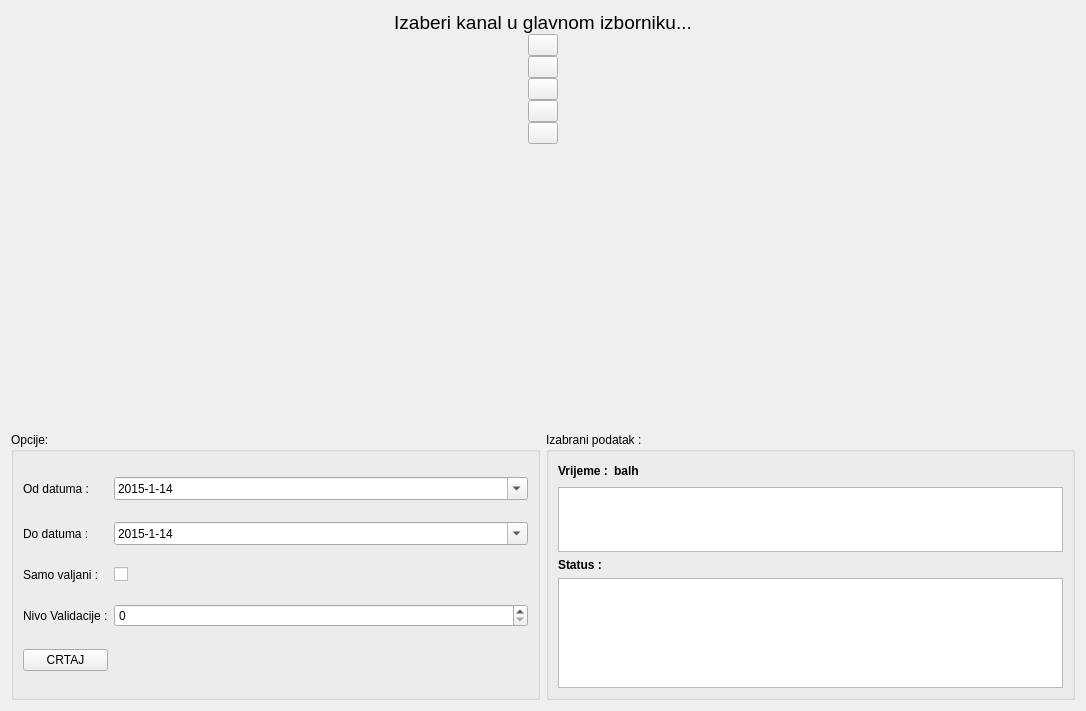
This is app/view/ui_files/visednevni_prikaz.ui in kluksa/kontrola-podataka as Qt 5 draws it before an edit. The edited form follows.
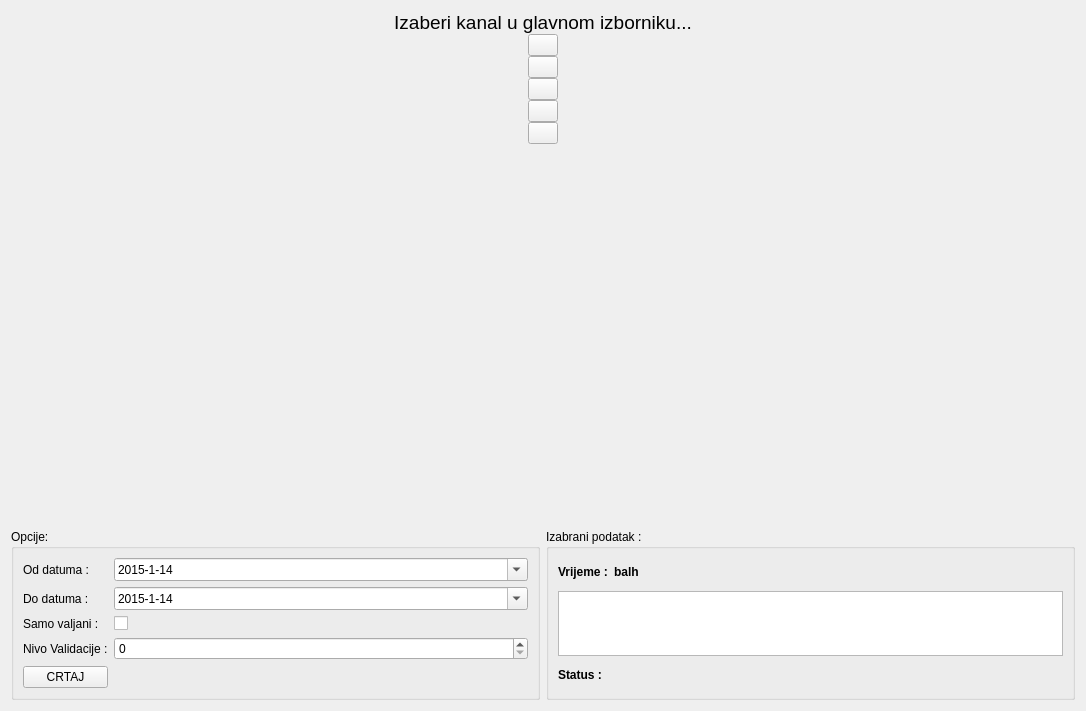
This is the edited form.

Patch:
```diff
--- a/app/view/ui_files/visednevni_prikaz.ui
+++ b/app/view/ui_files/visednevni_prikaz.ui
@@ -387,28 +387,6 @@
           </property>
          </widget>
         </item>
-        <item>
-         <widget class="QTableView" name="restSatniBitView">
-          <property name="sizePolicy">
-           <sizepolicy hsizetype="Expanding" vsizetype="Fixed">
-            <horstretch>0</horstretch>
-            <verstretch>0</verstretch>
-           </sizepolicy>
-          </property>
-          <property name="maximumSize">
-           <size>
-            <width>16777215</width>
-            <height>110</height>
-           </size>
-          </property>
-          <attribute name="horizontalHeaderVisible">
-           <bool>false</bool>
-          </attribute>
-          <attribute name="verticalHeaderVisible">
-           <bool>false</bool>
-          </attribute>
-         </widget>
-        </item>
        </layout>
       </widget>
      </item>
```
Left out of the diff: 2 changed lines with no effect on the pictures.
